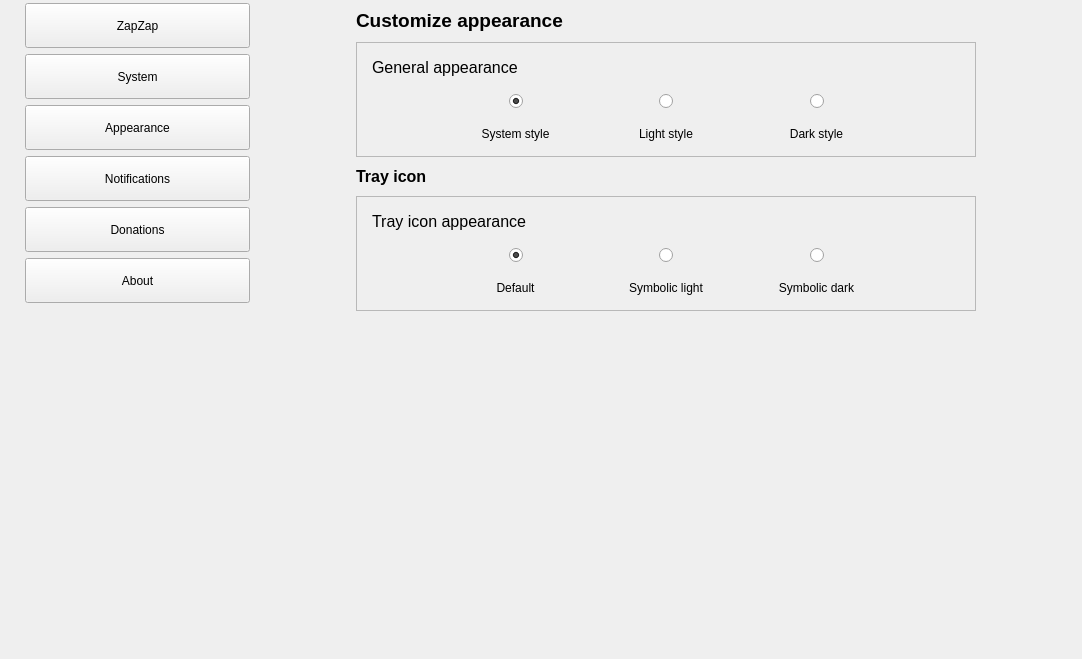
First picture: the form in zapzap/view/settings.ui, repository rafatosta/zapzap, before the edit.
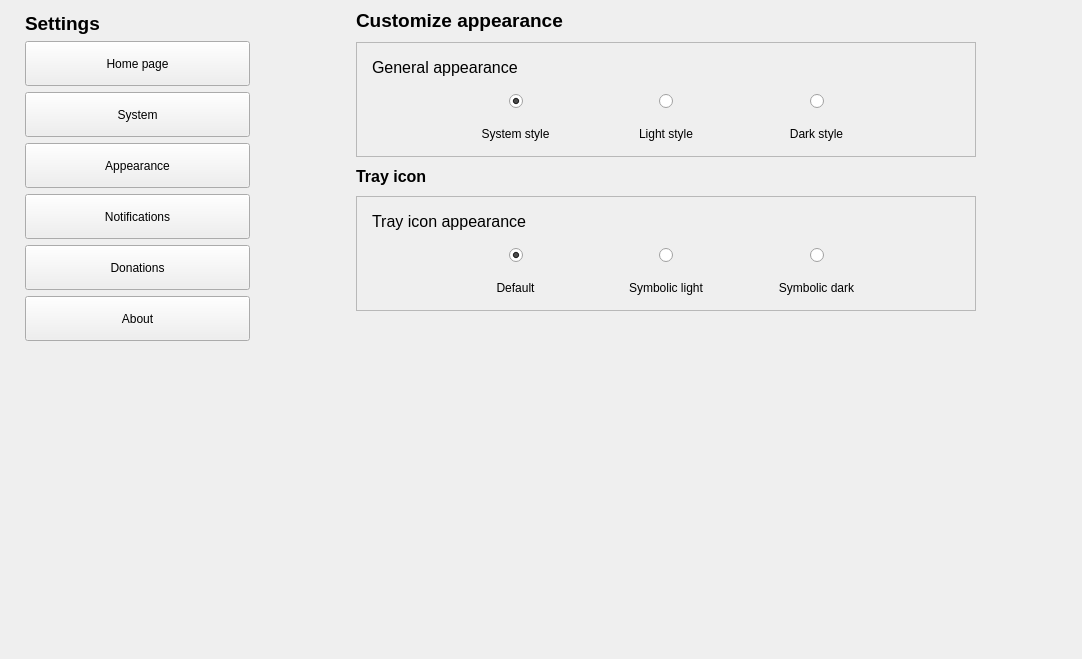
Second picture: the form after the edit. The open tabs and pages were chosen to show the change.

Commit message: Settings panel adjustments

The edit to the form file:
```diff
--- a/zapzap/view/settings.ui
+++ b/zapzap/view/settings.ui
@@ -99,7 +99,7 @@
           <number>0</number>
          </property>
          <property name="topMargin">
-          <number>0</number>
+          <number>9</number>
          </property>
          <property name="rightMargin">
           <number>0</number>
@@ -107,6 +107,19 @@
          <property name="bottomMargin">
           <number>0</number>
          </property>
+         <item>
+          <widget class="QLabel" name="label_16">
+           <property name="font">
+            <font>
+             <pointsize>14</pointsize>
+             <bold>true</bold>
+            </font>
+           </property>
+           <property name="text">
+            <string>Settings</string>
+           </property>
+          </widget>
+         </item>
          <item>
           <widget class="QPushButton" name="btn_home">
            <property name="minimumSize">
@@ -119,7 +132,7 @@
             <cursorShape>PointingHandCursor</cursorShape>
            </property>
            <property name="text">
-            <string>ZapZap</string>
+            <string>Home page</string>
            </property>
           </widget>
          </item>
```
Left out of the diff: 10 changed lines with no effect on the pictures. The commit also changes 4 other files.
